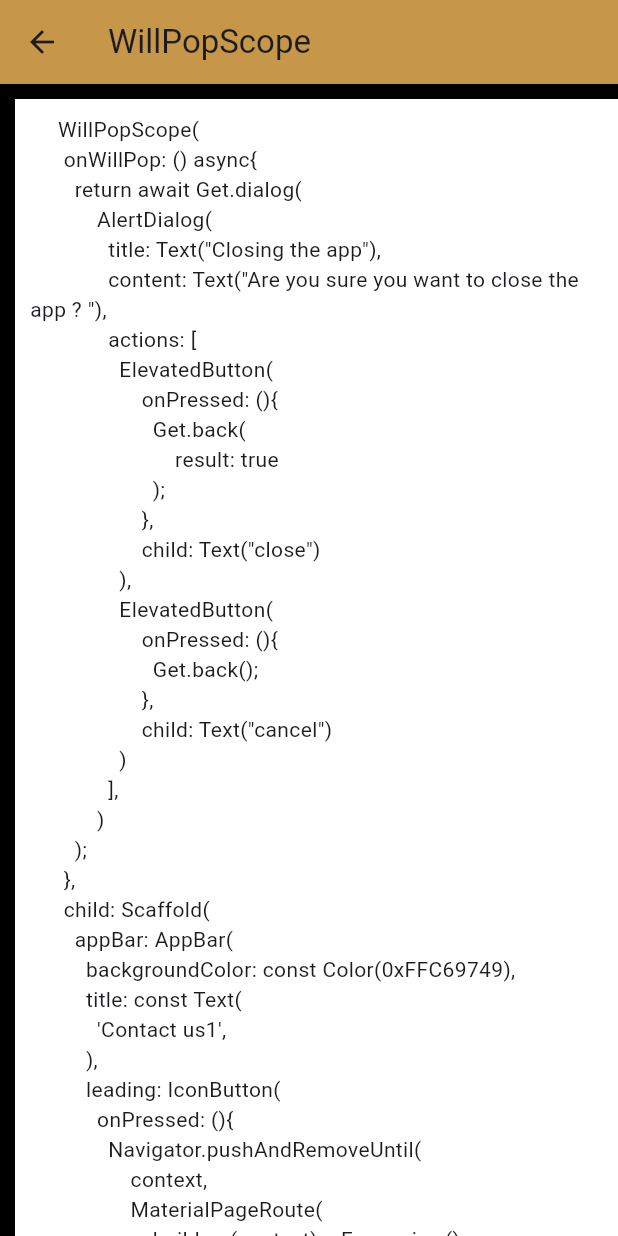
After one commit to anettaj/FlutterDicto, a Flutter app: the Popup1 screen opened directly, on a phone screen of 412 x 824 dp. The commit adds this screen. Run offline on Flutter 3.47's test engine with Material 3 defaults, Android fonts, the phone set to English and light mode, and no system bars; our stand-ins replace flutter_image_slideshow, gap, stacked_card_carousel, widget_and_text_animator; missing offline and left inert: day_night_switch, scaled_list, scratcher, tsdc_v2, vertical_card_pager.

Commit message:
Pop up added

```diff
--- a/Flutter_dicto/lib/Section/Api_view.dart
+++ b/Flutter_dicto/lib/Section/Api_view.dart
@@ -100,7 +100,8 @@ class ApiCards extends StatelessWidget {
   @override
   Widget build(BuildContext context) {
     double H= ScreenSize.Height(context);
-    double W= ScreenSize.Height(context);    return Container(
+    double W= ScreenSize.Height(context);
+    return Container(
       margin: const EdgeInsets.all(20.0),
       child: InkWell(
         onTap: () {
--- /dev/null
+++ b/Flutter_dicto/lib/Section/Popup_view.dart
@@ -0,0 +1,146 @@
+import 'package:flutter/material.dart';
+import 'package:flutter_dicto/Section/Widget/Popup/Popup1.dart';
+import 'package:flutter_dicto/Widgets/Size.dart';
+import 'package:flutter_dicto/main.dart';
+
+class Popup_view extends StatelessWidget {
+  Popup_view({super.key});
+
+  final List<Widget> WidgetCard = <Widget>[
+    const PopupCards(
+      color: Color(0xFFffd22b),
+      title: "WillPopScope",
+      link: Popup1(),
+      image: 'assets/Popup/Popup1.jpeg',
+    ),
+    // const PopupCards(
+    //   color: Color(0xFFfeb204),
+    //   title: "Gird",
+    //   link: Grid_count(),
+    //   image: 'assets/Widget_img/Grid.jpeg',
+    // ),
+    // const PopupCards(
+    //   color: Color(0xFFff8503),
+    //   title: "Expansion Text",
+    //   link: Expansion_card(),
+    //   image: 'assets/Widget_img/Expan1.jpeg',
+    // ),
+    // const PopupCards(
+    //   color: Color(0xFFd53600),
+    //   title: "Tab",
+    //   link: Tab_view1(),
+    //   image: 'assets/Widget_img/Tab.jpeg',
+    // ),
+    // const PopupCards(
+    //   color: Color(0xFFd53600),
+    //   title: "Tab1",
+    //   link: Tab_view2(),
+    //   image: 'assets/Widget_img/Tab.jpeg',
+    // ),
+    // const PopupCards(
+    //   color: Color(0xFFd53600),
+    //   title: "ListTile",
+    //   link: List1(),
+    //   image: 'assets/Widget_img/ListTile.jpeg',
+    // ),
+    // PopupCards(
+    //   color: Color(0xFF7e261a),
+    //   title: "Scratcher",
+    //   link: ScratcherCard(),
+    //   image: 'assets/images/image1.gif',
+    // ),
+    // ImageCards(
+    //   color: Color(0xFF7e261a),
+    //   title: "Play with your cat!",
+    //   link: () => Image2(),
+    //   image: 'assets/images/image1.gif',
+    // ),
+  ];
+
+  @override
+  Widget build(BuildContext context) {
+    double H = ScreenSize.Height(context);
+    double W = ScreenSize.Height(context);
+    return Scaffold(
+      appBar: AppBar(
+        backgroundColor: const Color(0xFFC69749),
+        title: const Text(
+          'Widget viwer',
+        ),
+        leading: IconButton(
+          onPressed: () {
+            Navigator.pushAndRemoveUntil(
+                context,
+                MaterialPageRoute(builder: (context) => MyHomePage()),
+                    (route) => false);
+          },
+          icon: const Icon(Icons.arrow_back),
+        ),
+      ),
+      body: ListView(
+        children: WidgetCard,
+      ),
+    );
+  }
+}
+
+class PopupCards extends StatelessWidget {
+  const PopupCards({
+    super.key,
+    required this.color,
+    required this.title,
+    required this.link,
+    required this.image,
+  });
+
+  final String title;
+  final Widget link;
+  final Color color;
+  final String image;
+
+  @override
+  Widget build(BuildContext context) {
+    double H = ScreenSize.Height(context);
+    double W = ScreenSize.Height(context);
+    return Container(
+      margin: const EdgeInsets.all(20.0),
+      child: InkWell(
+        onTap: () {
+          Navigator.of(context).pushAndRemoveUntil(
+            MaterialPageRoute(
+              builder: (context) => link,
+            ),
+                (route) => false /* No Back option */,
+          );
+        },
+        child: Stack(
+          children: <Widget>[
+            Container(
+              alignment: AlignmentDirectional.center,
+              color: color,
+              height: H / 3,
+              width: W,
+              child: Image.asset(
+                image,
+                fit: BoxFit.fitHeight,
+              ),
+            ),
+            Positioned(
+                child: Container(
+                  color: Colors.black45,
+                  child: Center(
+                    child: Text(
+                      title,
+                      style: const TextStyle(
+                          color: Colors.white,
+                          fontSize: 16,
+                          fontWeight: FontWeight.bold),
+                    ),
+                  ),
+                )),
+          ],
+        ),
+      ),
+    );
+  }
+}
--- /dev/null
+++ b/Flutter_dicto/lib/Section/Widget/Popup/Popup1.dart
@@ -0,0 +1,90 @@
+import 'package:flutter/material.dart';
+
+import '../../Popup_view.dart';
+
+class Popup1 extends StatefulWidget {
+  const Popup1({super.key});
+
+  @override
+  State<Popup1> createState() => _Popup1State();
+}
+
+class _Popup1State extends State<Popup1> {
+  @override
+  Widget build(BuildContext context) {
+    return Scaffold(
+      backgroundColor: Colors.black,
+      appBar: AppBar(
+        backgroundColor: Color(0xFFC69749),
+        title: const Text('WillPopScope'),
+        leading: IconButton(
+          onPressed: () {
+            Navigator.pushAndRemoveUntil(
+                context,
+                MaterialPageRoute(builder: (context) => Popup_view()),
+                    (route) => false);
+          },
+          icon: const Icon(Icons.arrow_back),
+        ),
+      ),
+      body: SingleChildScrollView(
+        child: Container(
+          padding: EdgeInsets.only(top: 10,left: 10),
+          margin: EdgeInsets.only(top: 10,left: 10),
+          decoration: BoxDecoration(
+            color: Colors.white
+          ),
+          child: Text('''
+     WillPopScope(
+      onWillPop: () async{
+        return await Get.dialog(
+            AlertDialog(
+              title: Text("Closing the app"),
+              content: Text("Are you sure you want to close the app ? "),
+              actions: [
+                ElevatedButton(
+                    onPressed: (){
+                      Get.back(
+                          result: true
+                      );
+                    },
+                    child: Text("close")
+                ),
+                ElevatedButton(
+                    onPressed: (){
+                      Get.back();
+                    },
+                    child: Text("cancel")
+                )
+              ],
+            )
+        );
+      },
+      child: Scaffold(
+        appBar: AppBar(
+          backgroundColor: const Color(0xFFC69749),
+          title: const Text(
+            'Contact us1',
+          ),
+          leading: IconButton(
+            onPressed: (){
+              Navigator.pushAndRemoveUntil(
+                  context,
+                  MaterialPageRoute(
+                      builder: (context)=>Form_view()
+                  ),
+                      (route)=>false
+              );
+            },
+            icon: const Icon(
+                Icons.arrow_back
+            ),
+          ),),
+        ),
+      );
+        '''),
+        ),
+      ),
+    );
+  }
+}
--- /dev/null
+++ b/Flutter_dicto/lib/Section/Widget/Tab/TabView.dart
@@ -0,0 +1,75 @@
+import 'package:flutter/material.dart';
+
+import '../../../Widgets/Size.dart';
+import 'Tab1.dart';
+import 'Tab2.dart';
+import 'Tab3.dart';
+class Tab_view2 extends StatefulWidget {
+  const Tab_view2({super.key});
+
+  @override
+  State<Tab_view2> createState() => _Tab_view2State();
+}
+
+class _Tab_view2State extends State<Tab_view2> {
+  @override
+  Widget build(BuildContext context) {
+    double H = ScreenSize.Height(context);
+    return Scaffold(
+      appBar: AppBar(),
+      body: Container(
+        child: //Categories Section
+
+          DefaultTabController(
+            length: 3,
+            child: Column(
+              mainAxisAlignment: MainAxisAlignment.start,
+              crossAxisAlignment: CrossAxisAlignment.start,
+              children: [
+                TabBar(
+                  isScrollable: true,
+                  padding: EdgeInsets.zero,
+                  indicatorPadding: EdgeInsets.zero,
+                  labelColor: Color(0xFF000000),
+                  unselectedLabelColor: Colors.grey,
+                  labelPadding: EdgeInsets.only(left: 12,right: 12),
+                  indicatorColor: Color(0xFF000000),
+                  indicator: UnderlineTabIndicator(
+                      borderSide: BorderSide(width: 2.0),
+                      insets: EdgeInsets.symmetric(horizontal:20.0)
+                  ),
+                  tabs: [
+                    Padding(
+                      padding: const EdgeInsets.only(left: 19),
+                      child: Tab(text: 'Camera Bag'),
+                    ),
+                    Tab(text: 'Lens Filter'),
+                    Padding(
+                      padding: const EdgeInsets.only(right: 25),
+                      child: Tab(text: 'Lens'),
+                    ),
+                  ],
+                  dividerColor: Colors.transparent,
+                  tabAlignment: TabAlignment.start,
+                ),
+                SizedBox(
+                  height: 10,
+                ),
+                Container(
+                  height: H * 0.24,
+                  child: TabBarView(
+                    children: [
+                      Tab1(),
+                      Tab2(),
+                      Tab3()
+                    ],
+                  ),
+                ),
+              ],
+            ),
+          ),
+
+      ),
+    );
+  }
+}
```
Also changed, not shown: Flutter_dicto/assets/Popup/Popup1.jpeg (added).
